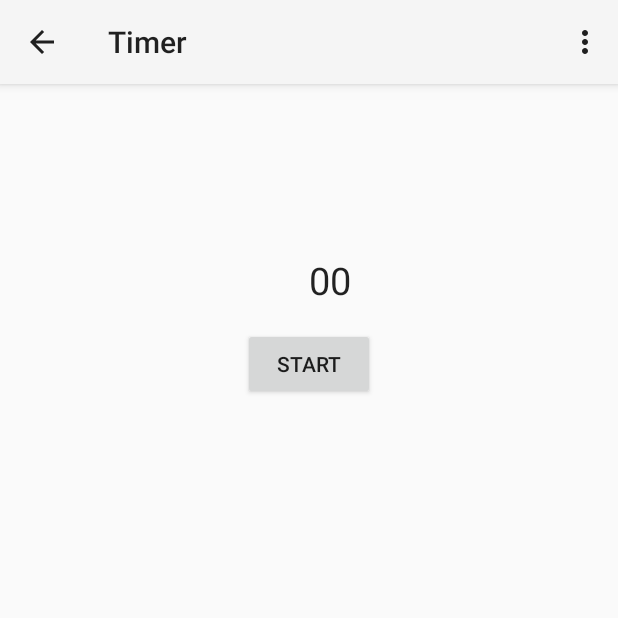
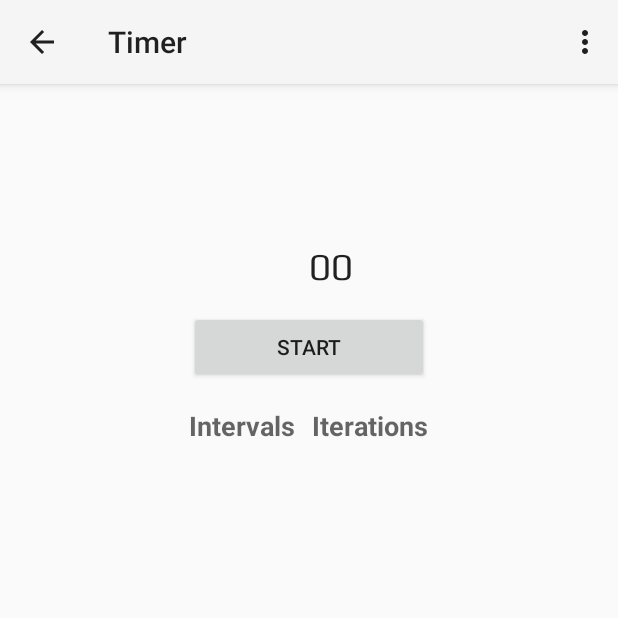
Before and after one commit to tim-hoff/Tymer, an Android app: the Timer screen opened directly, with no data from a screen before it, on a phone screen of 412 x 824 dp, the top half of it. Run offline under Robolectric (Android 15) with nearby library versions, the phone set to English and light mode, and no system bars; 5 statements that could not run were skipped.

Commit message:
Populated, time to tymer

```diff
--- a/app/src/main/java/androiddive/timothy/tymer/ModifyTymerActivity.java
+++ b/app/src/main/java/androiddive/timothy/tymer/ModifyTymerActivity.java
@@ -47,7 +47,6 @@ public class ModifyTymerActivity extends Activity implements OnClickListener{
         Intent intent = getIntent();
         String id = intent.getStringExtra("id");
         String name = intent.getStringExtra("name");
-        String totallen = intent.getStringExtra("totallen");
         String len1 = intent.getStringExtra("len1");
         String rep1 = intent.getStringExtra("rep1");
         String len2 = intent.getStringExtra("len2");
--- a/app/src/main/java/androiddive/timothy/tymer/Timer.java
+++ b/app/src/main/java/androiddive/timothy/tymer/Timer.java
@@ -2,6 +2,7 @@ package androiddive.timothy.tymer;
 
 import android.app.Activity;
 import android.database.Cursor;
+import android.graphics.Typeface;
 import android.media.MediaPlayer;
 import android.media.Ringtone;
 import android.media.RingtoneManager;
@@ -21,13 +22,15 @@ import android.widget.TextView;
 
 
 public class Timer extends Activity implements View.OnClickListener {
-    private TextView timerName,timerLen,timerMs,intvCheck,soundCheck;
+    private TextView tname,ttotallen,ttotalms;
+    private TextView trep1,tlen1,trep2,tlen2,trep3,tlen3;
     private Button buttonStartTimer,buttonStopTimer, buttonPauseTimer,buttonResetTimer,buttonResumeTimer;
 
     private CountDownTimer countDownTimer;
     private int hours,mins,secs;
     private long totalTime,startTime, resumeTime;
     private String sound;
+    Typeface bold,regular;
 
     private DBManager dbManager;
     private Ringtone r;
@@ -36,11 +39,19 @@ public class Timer extends Activity implements View.OnClickListener {
     protected void onCreate(Bundle savedInstanceState) {
         super.onCreate(savedInstanceState);
         setContentView(R.layout.timer_view);
-        timerName = (TextView) findViewById(R.id.timerName);
-        timerLen = (TextView) findViewById(R.id.timerLen);
-        timerMs= (TextView)findViewById(R.id.timerMs);
-        intvCheck= (TextView)findViewById(R.id.intvCheck);
-        soundCheck=(TextView)findViewById(R.id.soundCheck);
+
+        dbManager = new DBManager(this);
+        dbManager.open();
+
+        tname = (TextView) findViewById(R.id.tname);
+        ttotallen = (TextView) findViewById(R.id.ttotallen);
+        ttotalms= (TextView)findViewById(R.id.ttotalms);
+        trep1 = (TextView)findViewById(R.id.trep1);
+        tlen1= (TextView)findViewById(R.id.tlen1);
+        trep2 = (TextView)findViewById(R.id.trep2);
+        tlen2= (TextView)findViewById(R.id.tlen2);
+        trep3 = (TextView)findViewById(R.id.trep3);
+        tlen3= (TextView)findViewById(R.id.tlen3);
 
         buttonStartTimer = (Button)findViewById(R.id.buttonStartTimer);
         buttonStopTimer = (Button)findViewById(R.id.buttonStopTimer);
@@ -48,8 +59,11 @@ public class Timer extends Activity implements View.OnClickListener {
         buttonResetTimer=(Button)findViewById(R.id.buttonResetTimer);
         buttonResumeTimer = (Button)findViewById(R.id.buttonResumeTimer);
 
-        dbManager = new DBManager(this);
-        dbManager.open();
+        bold=Typeface.createFromAsset(getAssets(),"fonts/Play-Bold.ttf");
+        regular=Typeface.createFromAsset(getAssets(),"fonts/Play-Regular.ttf");
+        ttotallen.setTypeface(regular);
+        ttotalms.setTypeface(regular);
+
 
         Intent intent_i = getIntent();
         String id = intent_i.getStringExtra("id");
@@ -65,10 +79,15 @@ public class Timer extends Activity implements View.OnClickListener {
 
 
         // Passing needed infromation to the timer.
-        timerName.setText(name);
-        timerLen.setText(len1);
-        intvCheck.setText(rep1);
-        soundCheck.setText(sound);
+        tname.setText(name);
+        ttotallen.setText(totallen);
+        tlen1.setText(len1);
+        trep1.setText(rep1);
+        tlen2.setText(len2);
+        trep2.setText(rep2);
+        tlen3.setText(len3);
+        trep3.setText(rep3);
+
 
         int NumRep = Integer.valueOf(rep1);
         String inputTime = len1;
@@ -88,8 +107,6 @@ public class Timer extends Activity implements View.OnClickListener {
         buttonPauseTimer.setOnClickListener(this);
         buttonResetTimer.setOnClickListener(this);
         buttonResumeTimer.setOnClickListener(this);
-
-
     }
 
 
@@ -124,10 +141,10 @@ public class Timer extends Activity implements View.OnClickListener {
             buttonStartTimer.setText("Start");
             totalTime=startTime;
             long s=totalTime/1000;
-            timerLen.setText((String.format("%02d",s/3600))+":"+
+            ttotallen.setText((String.format("%02d",s/3600))+":"+
                 (String.format("%02d",(s/60)%60))+":"+
                 (String.format("%02d",s%60)));
-            timerMs.setText("00");
+            ttotalms.setText("00");
             startTimer();
         }
         else if(v.getId() == R.id.buttonPauseTimer)
@@ -150,10 +167,10 @@ public class Timer extends Activity implements View.OnClickListener {
             buttonResetTimer.setVisibility(View.GONE);
             totalTime=startTime;
             long s=totalTime/1000;
-            timerLen.setText((String.format("%02d",s/3600))+":"+
+            ttotallen.setText((String.format("%02d",s/3600))+":"+
                     (String.format("%02d",(s/60)%60))+":"+
                     (String.format("%02d",s%60)));
-            timerMs.setText("00");
+            ttotalms.setText("00");
 
         }
         else if(v.getId()==R.id.buttonStopTimer){
@@ -162,10 +179,10 @@ public class Timer extends Activity implements View.OnClickListener {
             buttonStartTimer.setVisibility(View.VISIBLE);
             totalTime=startTime;
             long s=totalTime/1000;
-            timerLen.setText((String.format("%02d",s/3600))+":"+
+            ttotallen.setText((String.format("%02d",s/3600))+":"+
                     (String.format("%02d",(s/60)%60))+":"+
                     (String.format("%02d",s%60)));
-            timerMs.setText("00");
+            ttotalms.setText("00");
         }
     }
 
@@ -176,10 +193,10 @@ public class Timer extends Activity implements View.OnClickListener {
             @Override
             public void onTick(long millisUntilFinished) {
                 long sec = millisUntilFinished/1000;
-                timerLen.setText((String.format("%02d",sec/3600))+":"+
+                ttotallen.setText((String.format("%02d",sec/3600))+":"+
                                (String.format("%02d",(sec/60)%60))+":"+
                                (String.format("%02d",sec%60)));
-                timerMs.setText(String.format("%02d",(millisUntilFinished/10)%100));
+                ttotalms.setText(String.format("%02d",(millisUntilFinished/10)%100));
                 resumeTime=millisUntilFinished;
             }
 
@@ -190,8 +207,8 @@ public class Timer extends Activity implements View.OnClickListener {
                 buttonPauseTimer.setVisibility(View.GONE);
                 buttonStartTimer.setVisibility(View.GONE);
                 buttonResumeTimer.setVisibility(View.GONE);
-                timerLen.setText("TIME");
-                timerMs.setText("");
+                ttotallen.setText("TIME");
+                ttotalms.setText("");
                 r = RingtoneManager.getRingtone(getApplicationContext(),Uri.parse(sound));
                 r.play();
             }
--- a/app/src/main/res/layout/timer_view.xml
+++ b/app/src/main/res/layout/timer_view.xml
@@ -26,14 +26,15 @@
                 android:layout_width="wrap_content"
                 android:layout_height="wrap_content"
                 android:textAppearance="?android:attr/textAppearanceLarge"
-                android:id="@+id/timerName"
+                android:id="@+id/tname"
                 android:text="Timer Name"
                 android:textStyle="bold" />
         </LinearLayout>
 
         <RelativeLayout
             android:layout_width="fill_parent"
-            android:layout_height="fill_parent">
+            android:layout_height="fill_parent"
+            android:id="@+id/centeredtimelayout">
 
             <LinearLayout
                 android:orientation="horizontal"
@@ -48,8 +49,7 @@
                     android:layout_height="wrap_content"
                     android:textAppearance="?android:attr/textAppearanceLarge"
                     android:text="00:00:00"
-                    android:id="@+id/timerLen"
-                    android:paddingBottom="0dp"
+                    android:id="@+id/ttotallen"
                     android:textSize="65dp"
                     android:layout_alignParentTop="true"
                     android:layout_centerHorizontal="true" />
@@ -60,7 +60,7 @@
                 android:layout_width="wrap_content"
                 android:layout_height="wrap_content"
                 android:text="@string/ms"
-                android:id="@+id/timerMs"
+                android:id="@+id/ttotalms"
                 android:textSize="25dp"
                 android:layout_toEndOf="@+id/linearLayout"
                 android:textAppearance="?android:attr/textAppearanceLarge"
@@ -72,53 +72,65 @@
         </RelativeLayout>
 
         <LinearLayout
-            android:layout_width="match_parent" android:layout_height="fill_parent"
+            android:layout_width="wrap_content" android:layout_height="fill_parent"
             tools:ignore="UselessParent"
             android:showDividers="none"
             android:gravity="top|center"
             android:paddingBottom="5dp"
-            android:paddingTop="5dp">
+            android:paddingTop="5dp"
+            android:id="@+id/buttonlayout"
+            android:orientation="horizontal">
 
 
             <Button
-                android:layout_width="wrap_content"
+                android:layout_width="0dip"
                 android:layout_height="wrap_content"
+                android:layout_weight="1"
                 android:text="Pause"
                 android:id="@+id/buttonPauseTimer"
                 android:visibility="gone"
-                android:enabled="true"/>
+                android:enabled="true"
+                android:ems="10" />
 
             <Button
-                android:layout_width="wrap_content"
+                android:layout_width="0dip"
                 android:layout_height="wrap_content"
+                android:layout_weight="1"
                 android:text="Stop"
                 android:id="@+id/buttonStopTimer"
                 android:visibility="gone"
-                android:enabled="true" />
+                android:enabled="true"
+                android:ems="5" />
 
             <Button
-                android:layout_width="wrap_content"
+                android:layout_width="0dip"
                 android:layout_height="wrap_content"
+                android:layout_weight="1"
                 android:text="Start"
                 android:id="@+id/buttonStartTimer"
                 android:visibility="visible"
-                android:enabled="true" />
+                android:enabled="true"
+                android:ems="10" />
 
             <Button
-                android:layout_width="wrap_content"
+                android:layout_width="0dip"
                 android:layout_height="wrap_content"
+                android:layout_weight="1"
                 android:text="Reset"
                 android:id="@+id/buttonResetTimer"
                 android:enabled="true"
-                android:visibility="gone" />
+                android:visibility="gone"
+                android:ems="5" />
 
             <Button
-                android:layout_width="wrap_content"
+                android:layout_width="0dip"
                 android:layout_height="wrap_content"
+                android:layout_weight="1"
                 android:text="Resume"
                 android:id="@+id/buttonResumeTimer"
                 android:enabled="true"
-                android:visibility="gone" />
+                android:visibility="gone"
+                android:ems="5" />
 
 
         </LinearLayout>
@@ -127,24 +139,101 @@
 
     <LinearLayout
         android:orientation="vertical"
-        android:layout_width="fill_parent"
-        android:layout_height="wrap_content">
+        android:layout_width="wrap_content"
+        android:layout_height="wrap_content"
+        android:gravity="center">
 
-        <TextView
-            android:layout_width="fill_parent"
+        <LinearLayout
+            android:orientation="horizontal"
+            android:layout_width="wrap_content"
             android:layout_height="wrap_content"
-            android:textAppearance="?android:attr/textAppearanceLarge"
-            android:text="RepHere"
-            android:id="@+id/intvCheck"
-            android:padding="3dp" />
+            android:gravity="center"
+            android:padding="5dp">
 
-        <TextView
-            android:layout_width="wrap_content"
-            android:layout_height="fill_parent"
-            android:textAppearance="?android:attr/textAppearanceLarge"
-            android:text="Sound String"
-            android:id="@+id/soundCheck"
-            android:padding="3dp" />
+            <LinearLayout
+                android:orientation="vertical"
+                android:layout_width="fill_parent"
+                android:layout_height="fill_parent"
+                android:gravity="center"
+                android:padding="5dp">
+
+                <TextView
+                    android:layout_width="wrap_content"
+                    android:layout_height="wrap_content"
+                    android:textAppearance="?android:attr/textAppearanceMedium"
+                    android:text="Intervals"
+                    android:id="@+id/textView5"
+                    android:paddingBottom="5dp"
+                    android:textStyle="bold" />
+
+                <TextView
+                    android:layout_width="wrap_content"
+                    android:layout_height="wrap_content"
+                    android:textAppearance="?android:attr/textAppearanceMedium"
+                    android:text="00:00:00"
+                    android:id="@+id/tlen1"
+                    android:padding="5dp" />
+
+                <TextView
+                    android:layout_width="wrap_content"
+                    android:layout_height="wrap_content"
+                    android:textAppearance="?android:attr/textAppearanceMedium"
+                    android:text="00:00:00"
+                    android:id="@+id/tlen2"
+                    android:padding="5dp" />
+
+                <TextView
+                    android:layout_width="wrap_content"
+                    android:layout_height="wrap_content"
+                    android:textAppearance="?android:attr/textAppearanceMedium"
+                    android:text="00:00:00"
+                    android:id="@+id/tlen3"
+                    android:padding="5dp" />
+            </LinearLayout>
+
+            <LinearLayout
+                android:orientation="vertical"
+                android:layout_width="wrap_content"
+                android:layout_height="wrap_content"
+                android:gravity="center"
+                android:padding="5dp">
+
+                <TextView
+                    android:layout_width="wrap_content"
+                    android:layout_height="wrap_content"
+                    android:textAppearance="?android:attr/textAppearanceMedium"
+                    android:text="Iterations"
+                    android:id="@+id/textView6"
+                    android:paddingBottom="5dp"
+                    android:textStyle="bold" />
+
+                <TextView
+                    android:layout_width="wrap_content"
+                    android:layout_height="wrap_content"
+                    android:textAppearance="?android:attr/textAppearanceMedium"
+                    android:text="1/5"
+                    android:id="@+id/trep1"
+                    android:padding="5dp" />
+
+                <TextView
+                    android:layout_width="wrap_content"
+                    android:layout_height="wrap_content"
+                    android:textAppearance="?android:attr/textAppearanceMedium"
+                    android:text="1/5"
+                    android:id="@+id/trep2"
+                    android:padding="5dp" />
+
+                <TextView
+                    android:layout_width="wrap_content"
+                    android:layout_height="wrap_content"
+                    android:textAppearance="?android:attr/textAppearanceMedium"
+                    android:text="1/5"
+                    android:id="@+id/trep3"
+                    android:padding="5dp" />
+
+            </LinearLayout>
+        </LinearLayout>
+
     </LinearLayout>
 
 </LinearLayout>
--- a/app/src/main/res/values/strings.xml
+++ b/app/src/main/res/values/strings.xml
@@ -6,14 +6,14 @@
     <string name="hello_world">Hello world!</string>
     <string name="action_settings">Settings</string>
     <string name="title_activity_view_record">view_record</string>
-    <string name="enter_len">Timer Duration</string>
+    <string name="enter_len">Duration</string>
     <string name="enter_name">Timer Name</string>
     <string name="btn_update">Update</string>
     <string name="btn_delete">Delete</string>
     <string name="add_record">Add Timer</string>
     <string name="title_activity_timer">Timer</string>
     <string name="btn_ring">Alarm Sound</string>
-    <string name="enter_rep">Repeat</string>
+    <string name="enter_rep">Iterations</string>
     <string name="hLen">00:00:00</string>
     <string name="hRep">0</string>
     <string name="btn_add">+</string>
```
Also changed, not shown: app/src/main/res/layout/activity_add_record.xml (+39 -31 lines), app/src/main/res/layout/activity_modify_record.xml (+35 -27 lines), app/src/main/assets/fonts/Play-Bold.ttf (added), app/src/main/assets/fonts/Play-Regular.ttf (added).
